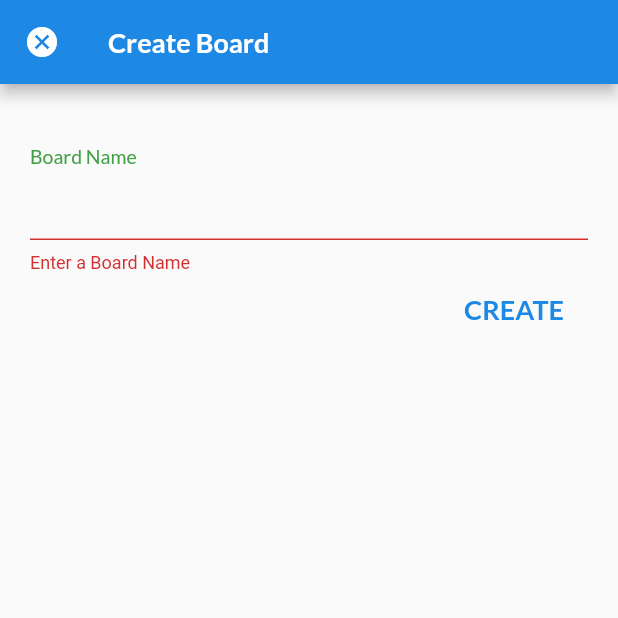
After one commit to adityagoyal222/TrelloClone, a Flutter app: the AddBoard screen opened directly, after a tap on "CREATE", on a phone screen of 412 x 824 dp, the top half of it. The commit adds this screen. Run offline on Flutter 3.47's test engine with Material 2 defaults, Android fonts, the phone set to English and light mode, and no system bars; our stand-ins replace cloud_firestore, firebase_auth, flutter_spinkit, page_indicator; accounts and stored records are empty.

Commit message:
home page and add board functionality

```diff
--- a/lib/main.dart
+++ b/lib/main.dart
@@ -2,7 +2,7 @@ import 'package:flutter/material.dart';
 import 'package:provider/provider.dart';
 import 'package:trello_clone/models/user.dart';
 import 'package:trello_clone/screens/authentication/authenticate.dart';
-import 'package:trello_clone/services.dart/auth.dart';
+import 'package:trello_clone/services/auth.dart';
 
 void main() => runApp(MyApp());
 
--- /dev/null
+++ b/lib/models/board.dart
@@ -0,0 +1,9 @@
+class Board{
+
+  String boardName;
+
+  Board({ this.boardName });
+
+  Board.fromJson(Map<String, dynamic> parsedJSON) : boardName = parsedJSON['name'];
+
+}
--- a/lib/screens/authentication/login.dart
+++ b/lib/screens/authentication/login.dart
@@ -1,6 +1,6 @@
 import 'package:flutter/material.dart';
 import 'package:trello_clone/screens/home/home.dart';
-import 'package:trello_clone/services.dart/auth.dart';
+import 'package:trello_clone/services/auth.dart';
 import 'package:trello_clone/shared/loading.dart';
 
 class LogIn extends StatefulWidget {
--- a/lib/screens/authentication/signup.dart
+++ b/lib/screens/authentication/signup.dart
@@ -1,7 +1,6 @@
 import 'package:flutter/material.dart';
-import 'package:trello_clone/models/user.dart';
 import 'package:trello_clone/screens/home/home.dart';
-import 'package:trello_clone/services.dart/auth.dart';
+import 'package:trello_clone/services/auth.dart';
 import 'package:trello_clone/shared/loading.dart';
 
 class SignUp extends StatefulWidget {
--- /dev/null
+++ b/lib/screens/home/add_board.dart
@@ -0,0 +1,98 @@
+import 'package:flutter/material.dart';
+import 'package:provider/provider.dart';
+import 'package:trello_clone/models/user.dart';
+import 'package:trello_clone/services/database.dart';
+import 'package:trello_clone/shared/loading.dart';
+
+class AddBoard extends StatefulWidget {
+  @override
+  _AddBoardState createState() => _AddBoardState();
+}
+
+class _AddBoardState extends State<AddBoard> {
+  final _formKey = GlobalKey<FormState>();
+  bool loading = false;
+  String _boardName;
+
+  @override
+  Widget build(BuildContext context) {
+    User user = Provider.of<User>(context);
+    return loading ? Loading() : Scaffold(
+      appBar: AppBar(
+        backgroundColor: Colors.blue[600],
+        leading: IconButton(
+          icon: Icon(Icons.cancel),
+          onPressed: () {
+            Navigator.pop(context);
+          },
+        ),
+        title: Text(
+          'Create Board',
+          style: TextStyle(
+            color: Colors.white,
+            fontFamily: 'Lato',
+            fontSize: 18,
+            fontWeight: FontWeight.w600,
+          ),
+        ),
+      ),
+      body: Container(
+        padding: EdgeInsets.symmetric(
+          horizontal: 20.0,
+          vertical: 20.0,
+        ),
+        child: Form(
+          key: _formKey,
+          child: Column(
+            crossAxisAlignment: CrossAxisAlignment.stretch,
+            children: <Widget>[
+              SizedBox(height: 20.0),
+              Text(
+                'Board Name',
+                style: TextStyle(
+                  color: Colors.green[600],
+                  fontFamily: 'Lato',
+                  fontSize: 13.0,
+                  fontWeight: FontWeight.w500,
+                ),
+                textAlign: TextAlign.left,
+              ),
+              TextFormField(
+                validator: (val) => val.isEmpty ? 'Enter a Board Name' : null,
+                onChanged: (val) {
+                  setState(() => _boardName = val);
+                },
+                style: TextStyle(
+                  color: Colors.black,
+                  fontFamily: 'Lato',
+                  fontSize: 15.0,
+                  fontWeight: FontWeight.w500,
+                ),
+              ),
+              Align(
+                alignment: Alignment.bottomRight,
+                child: FlatButton(
+                  child: Text(
+                    'CREATE',
+                    style: TextStyle(
+                        color: Colors.blue[600],
+                        fontFamily: 'Lato',
+                        fontSize: 18,
+                        fontWeight: FontWeight.w600),
+                  ),
+                  onPressed: () async {
+                    if (_formKey.currentState.validate()) {
+                      loading = true;
+                      await DatabaseService(uid: user.uid).addBoard(_boardName);
+                      Navigator.pop(context);
+                    }
+                  },
+                ),
+              )
+            ],
+          ),
+        ),
+      ),
+    );
+  }
+}
```
Also changed, not shown: lib/screens/board/board.dart (added, +22 -0 lines), lib/screens/home/board_list.dart (added, +43 -0 lines), lib/screens/home/home.dart (+54 -2 lines), lib/screens/home/home_board.dart (added, +57 -0 lines), lib/screens/home/home_page.dart (added, +64 -0 lines), lib/services/database.dart (added, +80 -0 lines), assets/images/home.jpg (added), lib/services/auth.dart (renamed from lib/services.dart/auth.dart).
